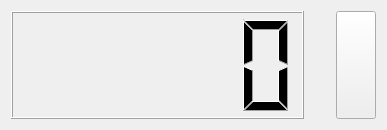
The window that ui/displayWidget.ui (leezu/MeasurementValueLogging) describes before a commit, drawn with Qt 5.
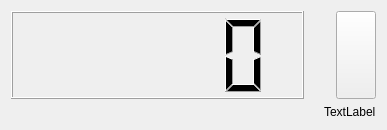
The same window after the commit. Icons and pictures are not drawn.

Commit message: Show devices __str__

```diff
--- a/ui/displayWidget.ui
+++ b/ui/displayWidget.ui
@@ -13,8 +13,8 @@
   <property name="windowTitle">
    <string>Form</string>
   </property>
-  <layout class="QVBoxLayout" name="verticalLayout">
-   <item>
+  <layout class="QGridLayout" name="gridLayout">
+   <item row="0" column="0">
     <layout class="QHBoxLayout" name="horizontalLayout_2">
      <item>
       <layout class="QHBoxLayout" name="horizontalLayout">
@@ -69,6 +69,13 @@
      </item>
     </layout>
    </item>
+   <item row="1" column="0" alignment="Qt::AlignRight">
+    <widget class="QLabel" name="deviceName">
+     <property name="text">
+      <string>TextLabel</string>
+     </property>
+    </widget>
+   </item>
   </layout>
  </widget>
  <resources/>
```
The commit also changes 1 other file.
